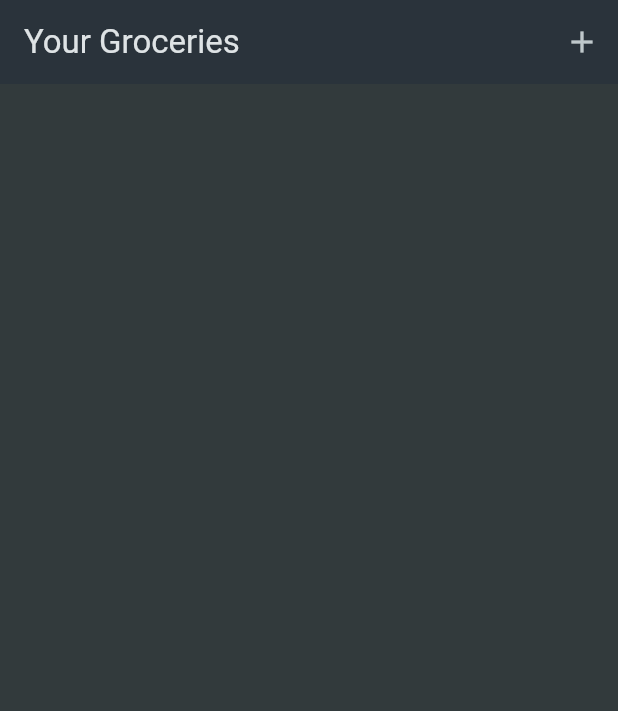
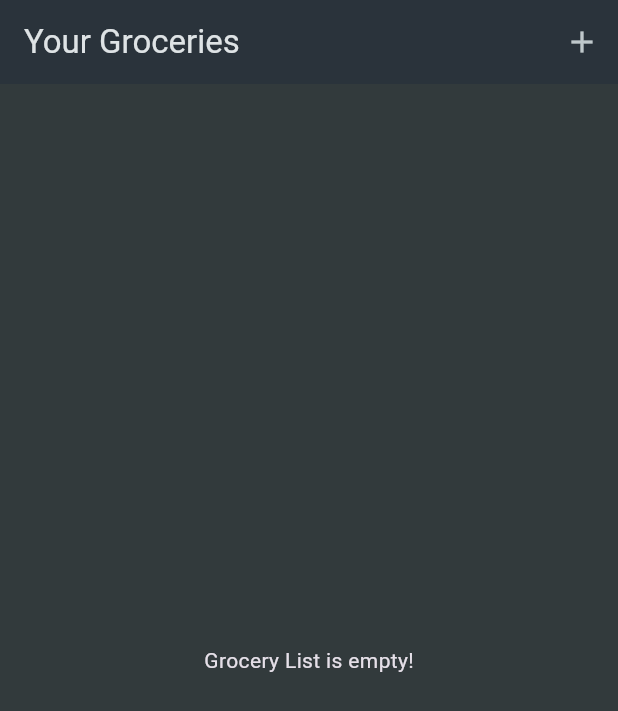
Before and after one commit to DCXan/flutter-shopping-list, a Flutter app: the screen it shows after launch, on a phone screen of 412 x 824 dp. Shown: the top 711 px of the screen. Run offline on Flutter 3.47's test engine with Material 3 defaults, Android fonts, the phone set to English and light mode, and no system bars.

Commit message:
set default empty list message

```diff
--- a/lib/screens/grocery_list.dart
+++ b/lib/screens/grocery_list.dart
@@ -31,6 +31,20 @@ class _GroceryListState extends State<GroceryList> {
 
   @override
   Widget build(BuildContext context) {
+    Widget content = ListView.builder(
+      itemCount: _groceryItems.length,
+      itemBuilder: ((context, index) {
+        var item = _groceryItems[index];
+        return ListItem(item: item);
+      }),
+    );
+
+    if (_groceryItems.isEmpty) {
+      content = const Center(
+        child: Text("Grocery List is empty!"),
+      );
+    }
+
     return Scaffold(
         appBar: AppBar(
           title: const Text('Your Groceries'),
@@ -41,13 +55,6 @@ class _GroceryListState extends State<GroceryList> {
             ),
           ],
         ),
-      body: ListView.builder(
-        itemCount: _groceryItems.length,
-        itemBuilder: ((context, index) {
-          var item = _groceryItems[index];
-          return ListItem(item: item);
-        }),
-      ),
-    );
+        body: content);
   }
 }
```
Lines whose indentation alone changed are shown as unchanged.
